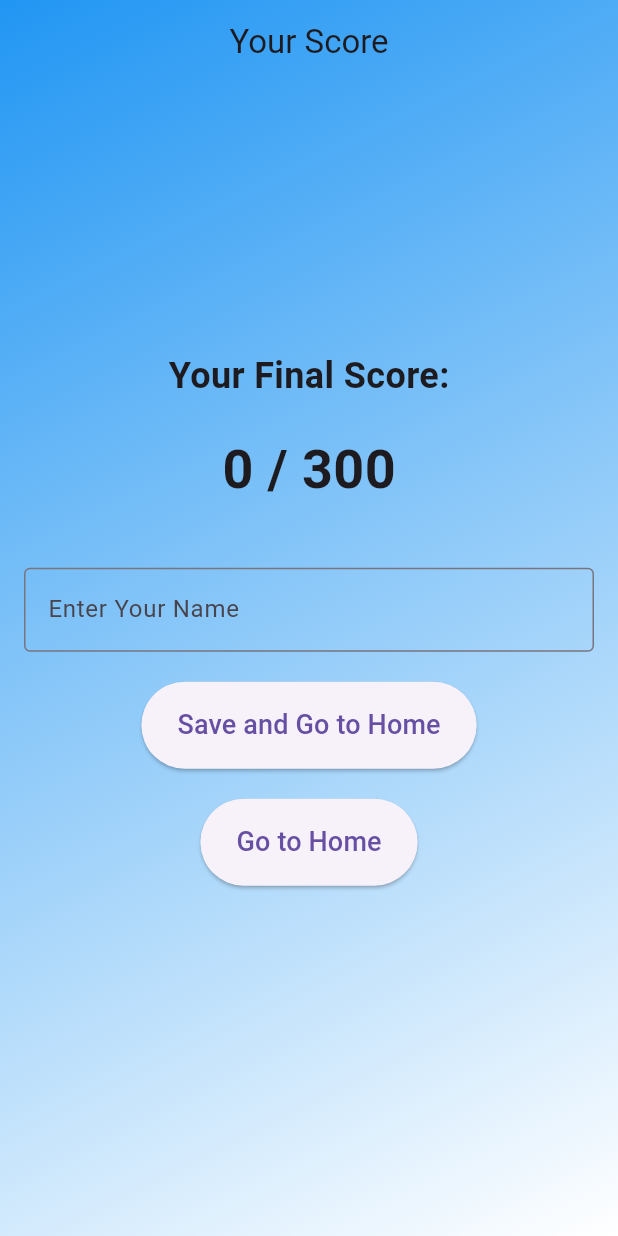
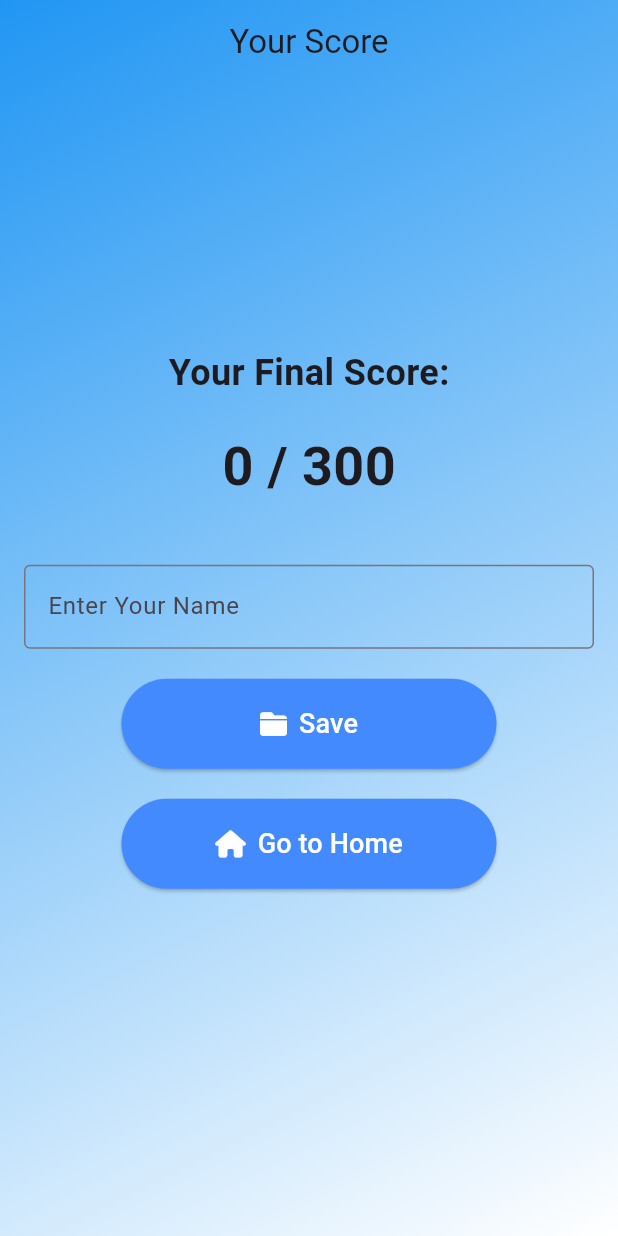
Before and after one commit to Wln3z219/mobile_app_project, a Flutter app: the ScorePage screen opened directly with empty values, on a phone screen of 412 x 824 dp. Run offline on Flutter 3.47's test engine with Material 3 defaults, Android fonts, the phone set to English and light mode, and no system bars; our stand-ins replace font_awesome_flutter, shared_preferences; missing offline and left inert: mongo_dart; accounts and stored records are empty.

Commit message:
Score Page Button

```diff
--- a/lib/scorepage.dart
+++ b/lib/scorepage.dart
@@ -1,4 +1,5 @@
 import 'package:flutter/material.dart';
+import 'package:font_awesome_flutter/font_awesome_flutter.dart';
 import 'package:mobile_app_project/home_page.dart';
 import 'package:mobile_app_project/historypage.dart';
 
@@ -80,10 +81,7 @@ class _ScorePageState extends State<ScorePage> {
           gradient: LinearGradient(
             begin: Alignment.topLeft,
             end: Alignment.bottomRight,
-            colors: [
-              Colors.blue,
-              Colors.white,
-            ],
+            colors: [Colors.blue, Colors.white],
           ),
         ),
         child: Center(
@@ -118,33 +116,45 @@ class _ScorePageState extends State<ScorePage> {
                     : Column(
                       mainAxisAlignment: MainAxisAlignment.center,
                       children: [
-                        ElevatedButton(
+                        SizedBox(
+                          width: 250,
+                          height: 60,
+                          child: ElevatedButton.icon(
                             onPressed: _saveHistoryAndNavigateHome,
                             style: ElevatedButton.styleFrom(
+                              backgroundColor: Colors.blueAccent,
+                              foregroundColor: Colors.white,
                               padding: const EdgeInsets.symmetric(
                                 vertical: 16.0,
                                 horizontal: 24.0,
                               ),
                             ),
-                          child: const Text(
-                            "Save and Go to Home",
+                            icon: FaIcon(FontAwesomeIcons.solidFolderClosed,color: Colors.white),
+                            label: Text(
+                              "Save",
                               style: TextStyle(fontSize: 18),
                             ),
                           ),
-                        const SizedBox(
-                          height: 20,
                         ),
-                        ElevatedButton(
+                        const SizedBox(height: 20),
+                        SizedBox(
+                          width: 250,
+                          height: 60,
+                        child: ElevatedButton.icon(
                           onPressed: _navigateToHome,
                           style: ElevatedButton.styleFrom(
+                            backgroundColor: Colors.blueAccent,
+                            foregroundColor: Colors.white,
                             padding: const EdgeInsets.symmetric(
                               vertical: 16.0,
                               horizontal: 24.0,
                             ),
                           ),
-                          child: const Text(
+                          icon: FaIcon(FontAwesomeIcons.house,color: Colors.white),
+                          label: Text(
                             "Go to Home",
                             style: TextStyle(fontSize: 18),
+                          ),
                         ),
                         ),
                       ],
```
Lines whose indentation alone changed are shown as unchanged.
